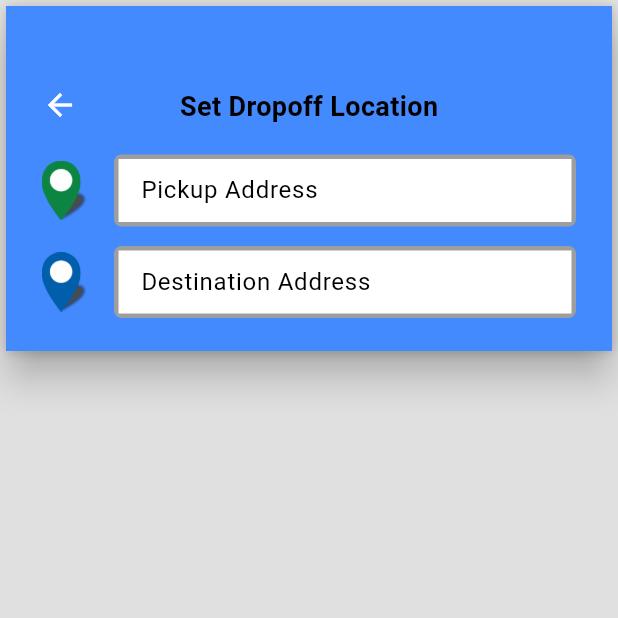
After one commit to YongXianShen/GitExercise-TT3L-08, a Flutter app: the CarpoolDetails screen opened directly, after a tap on the "search" icon, on a phone screen of 412 x 824 dp, the top half of it. The commit adds this screen. Run offline on Flutter 3.47's test engine with Material 3 defaults, Android fonts, the phone set to English and light mode, and no system bars; our stand-ins replace cloud_firestore, connectivity_plus, firebase_auth, firebase_core, firebase_database, flutter_credit_card and 3 more; accounts and stored records are empty.

Commit message:
removed wacky search bar and added search_destination_page.dart

```diff
--- /dev/null
+++ b/lib/appInfo/app_info.dart
@@ -0,0 +1,20 @@
+import 'package:flutter/cupertino.dart';
+import 'package:mmusuperapp/models/address_model.dart';
+
+class AppInfo extends ChangeNotifier
+{
+  AddressModel? pickupLocation;
+  AddressModel? dropOffLocation;
+
+  void updatePickUpLocation(AddressModel pickUpModel)
+  {
+    pickupLocation = pickUpModel;
+    notifyListeners();
+  }
+
+  void updateDropOffLocation(AddressModel dropOffModel)
+  {
+    dropOffLocation = dropOffModel;
+    notifyListeners();
+  }
+}
--- a/lib/carpool.dart
+++ b/lib/carpool.dart
@@ -7,6 +7,7 @@ import 'package:geolocator/geolocator.dart';
 import 'package:google_maps_flutter/google_maps_flutter.dart';
 import 'package:mmusuperapp/global/global_var.dart';
 import 'package:mmusuperapp/methods/common_methods.dart';
+import 'package:mmusuperapp/pages/search_destination_page.dart';
 
 class CarpoolDetails extends StatefulWidget {
   const CarpoolDetails({super.key});
@@ -19,8 +20,9 @@ class _CarpoolDetailsState extends State<CarpoolDetails> {
   final Completer<GoogleMapController> googleMapCompleterController = Completer<GoogleMapController>();
   GoogleMapController? controllerGoogleMap;
   Position? currentPositionOfUser;
-  TextEditingController fromController = TextEditingController();
-  TextEditingController toController = TextEditingController();
+  GlobalKey<ScaffoldState> sKey = GlobalKey<ScaffoldState>();
+  CommonMethods cMethods = CommonMethods();
+  double searchContainerHeight = 276;
 
   void updateMapTheme(GoogleMapController controller) {
     getJsonFileFromThemes("themes/blue_style.json").then((value) => setGoogleMapStyle(value, controller));
@@ -46,7 +48,6 @@ class _CarpoolDetailsState extends State<CarpoolDetails> {
     controllerGoogleMap!.animateCamera(CameraUpdate.newCameraPosition(cameraPosition));
 
     await CommonMethods.convertGeoGraphicCoordinatesIntoHumanReadableAddress(currentPositionOfUser!, context);
-
   }
 
   @override
@@ -64,41 +65,6 @@ class _CarpoolDetailsState extends State<CarpoolDetails> {
               googleMapCompleterController.complete(controllerGoogleMap);
               getCurrentLiveLocationOfUser();
             },
-          ),
-          Positioned(
-            top: 50,
-            left: 10,
-            right: 10,
-            child: Column(
-              children: [
-                TextField(
-                  controller: fromController,
-                  decoration: InputDecoration(
-                    hintText: 'From:',
-                    fillColor: Colors.blueAccent,
-                    filled: true,
-                    border: OutlineInputBorder(
-                      borderRadius: BorderRadius.circular(8),
-                      borderSide: BorderSide.none,
-                    ),
-                  ),
-                ),
-                SizedBox(height: 10),
-                TextField(
-                  controller: toController,
-                  decoration: InputDecoration(
-                    hintText: 'To:',
-                    hintStyle: TextStyle(color: Colors.blueAccent),
-                    fillColor: Colors.black,
-                    filled: true,
-                    border: OutlineInputBorder(
-                      borderRadius: BorderRadius.circular(8),
-                      borderSide: BorderSide.none,
-                    ),
-                  ),
-                ),
-              ],
-            ),
           ),
           Positioned(
             left: 0,
@@ -123,11 +89,11 @@ class _CarpoolDetailsState extends State<CarpoolDetails> {
                     child: Column(
                       crossAxisAlignment: CrossAxisAlignment.start,
                       children: [
-                        SizedBox(height: 50.0),
+                        SizedBox(height: 20.0),
                         Padding(
-                          padding: const EdgeInsets.only(bottom: 45.0, left: 10.0),
+                          padding: const EdgeInsets.only(bottom: 95.0, left: 105.0),
                           child: Text(
-                            "Price: RM",
+                            "Search Now",
                             style: TextStyle(
                               color: Colors.blueAccent,
                               fontSize: 30.0,
@@ -138,16 +104,48 @@ class _CarpoolDetailsState extends State<CarpoolDetails> {
                       ],
                     ),
                   ),
-                  ElevatedButton(
-                    onPressed: () {
-                      //
+                ],
+              ),
+            ),
+          ),
+          Positioned(
+            left: 0,
+            right: 0,
+            bottom: -80,
+            child: Container(
+              height: searchContainerHeight,
+              child: Row(
+                mainAxisAlignment: MainAxisAlignment.spaceAround,
+                children: [
+                  SizedBox(
+                  width: 200,
+                  child: ElevatedButton(
+                    onPressed: ()
+                    {
+                      Navigator.push(
+                          context,
+                      MaterialPageRoute(builder: (context) => SearchDestinationPage()),
+                      );
                     },
-                    child: Text("Book Now"),
+                    style: ElevatedButton.styleFrom(
+                      backgroundColor: Colors.blueAccent,
+                      shape: const RoundedRectangleBorder(
+                      borderRadius: BorderRadius.all(Radius.circular(20)),
+                    ),
+                    padding: const EdgeInsets.all(14)) ,
+                    child: const Icon(
+                      Icons.search,
+                      color: Colors.white,
+                      size: 25,
+                    ),
+                  ),
                   ),
                 ],
               ),
             ),
-          ),
+
+          ) // Search Icon
+
         ],
       ),
     );
--- /dev/null
+++ b/lib/pages/search_destination_page.dart
@@ -0,0 +1,149 @@
+import 'package:flutter/material.dart';
+import 'package:provider/provider.dart';
+
+import '../appInfo/app_info.dart';
+import '../methods/common_methods.dart';
+
+class SearchDestinationPage extends StatefulWidget {
+  const SearchDestinationPage({super.key});
+
+  @override
+  State<SearchDestinationPage> createState() => _SearchDestinationPageState();
+}
+
+class _SearchDestinationPageState extends State<SearchDestinationPage> {
+  TextEditingController pickUpTextEditingController = TextEditingController();
+  TextEditingController destinationTextEditingController = TextEditingController();
+
+  @override
+  Widget build(BuildContext context) {
+    return Scaffold(
+      body: SingleChildScrollView(
+        child: Column(
+          children: [
+            Card(
+              elevation: 10,
+              child: Container(
+                height: 230,
+                decoration: const BoxDecoration(
+                  color: Colors.blueAccent,
+                  boxShadow: [
+                    BoxShadow(
+                      color: Colors.black12,
+                      blurRadius: 5.0,
+                      spreadRadius: 0.5,
+                      offset: Offset(0.7, 0.7),
+                    ),
+                  ],
+                ),
+                child: Padding(
+                  padding: const EdgeInsets.only(left: 24, top: 48, right: 24, bottom: 20),
+                  child: Column(
+                    children: [
+                      const SizedBox(height: 6),
+                      // icon button - title
+                      Stack(
+                        children: [
+                          GestureDetector(
+                            onTap: () {
+                              Navigator.pop(context);
+                            },
+                            child: const Icon(Icons.arrow_back, color: Colors.white),
+                          ),
+                          const Center(
+                            child: Text(
+                              "Set Dropoff Location",
+                              style: TextStyle(
+                                fontSize: 18,
+                                fontWeight: FontWeight.bold,
+                              ),
+                            ),
+                          ),
+                        ],
+                      ),
+                      const SizedBox(height: 18),
+                      // pickup text field
+                      Row(
+                        children: [
+                          Image.asset(
+                            "assets/images/initial.png",
+                            height: 50,
+                            width: 30,
+                          ),
+                          const SizedBox(width: 18),
+                          Expanded(
+                            child: Container(
+                              decoration: BoxDecoration(
+                                color: Colors.grey,
+                                borderRadius: BorderRadius.circular(5),
+                              ),
+                              child: Padding(
+                                padding: const EdgeInsets.all(3),
+                                child: TextField(
+                                  controller: pickUpTextEditingController,
+                                  decoration: const InputDecoration(
+                                    hintText: "Pickup Address",
+                                    fillColor: Colors.white,
+                                    filled: true,
+                                    border: InputBorder.none,
+                                    isDense: true,
+                                    contentPadding: EdgeInsets.only(left: 11, top: 9, bottom: 9),
+                                  ),
+                                ),
+                              ),
+                            ),
+                          ),
+                        ],
+                      ),
+                      const SizedBox(height: 11),
+                      // destination text field
+                      Row(
+                        children: [
+                          Image.asset(
+                            "assets/images/final.png",
+                            height: 50,
+                            width: 30,
+                          ),
+                          const SizedBox(width: 18),
+                          Expanded(
+                            child: Container(
+                              decoration: BoxDecoration(
+                                color: Colors.grey,
+                                borderRadius: BorderRadius.circular(5),
+                              ),
+                              child: Padding(
+                                padding: const EdgeInsets.all(3),
+                                child: TextField(
+                                  controller: destinationTextEditingController,
+                                  onChanged: (inputText) {
+                                    searchLocation(inputText);
+                                  },
+                                  decoration: const InputDecoration(
+                                    hintText: "Destination Address",
+                                    fillColor: Colors.white,
+                                    filled: true,
+                                    border: InputBorder.none,
+                                    isDense: true,
+                                    contentPadding: EdgeInsets.only(left: 11, top: 9, bottom: 9),
+                                  ),
+                                ),
+                              ),
+                            ),
+                          ),
+                        ],
+                      ),
+                    ],
+                  ),
+                ),
+              ),
+            ),
+          ],
+        ),
+      ),
+    );
+  }
+
+  void searchLocation(String inputText) {
+    // Implement search location logic here
+  }
+}
--- a/pubspec.yaml
+++ b/pubspec.yaml
@@ -42,13 +42,14 @@ dependencies:
   firebase_storage:
   google_maps_flutter:
   permission_handler:
-  provider: ^6.1.2
+  provider:
   cloud_firestore: ^4.17.3
   flutter_credit_card: ^4.0.1
   intl: ^0.19.0
   collection: ^1.18.0
   geolocator:
   http:
+
 
 dev_dependencies:
   flutter_test:
```
Also changed, not shown: lib/main.dart (+8 -4 lines), lib/methods/common_methods.dart (+10 -1 lines), assets/images/final.png (added), assets/images/initial.png (added).
